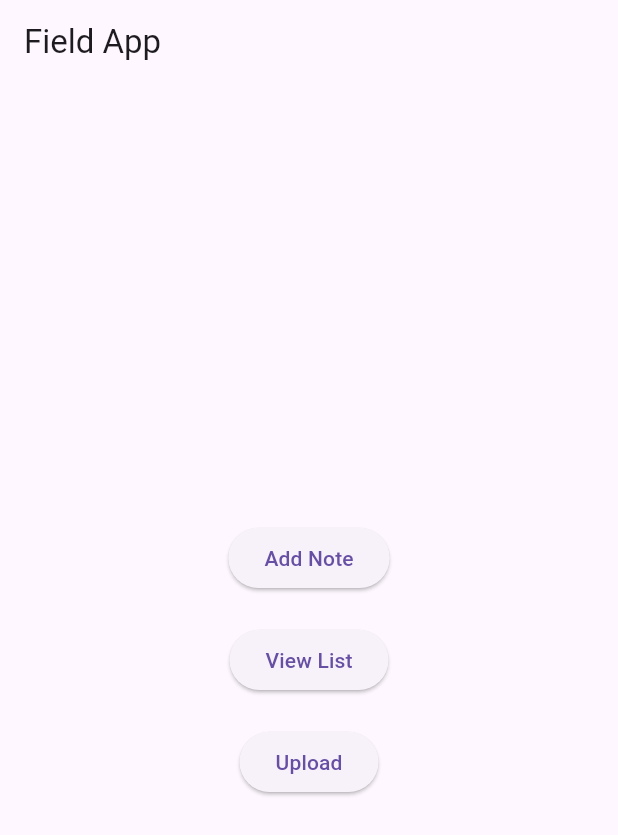
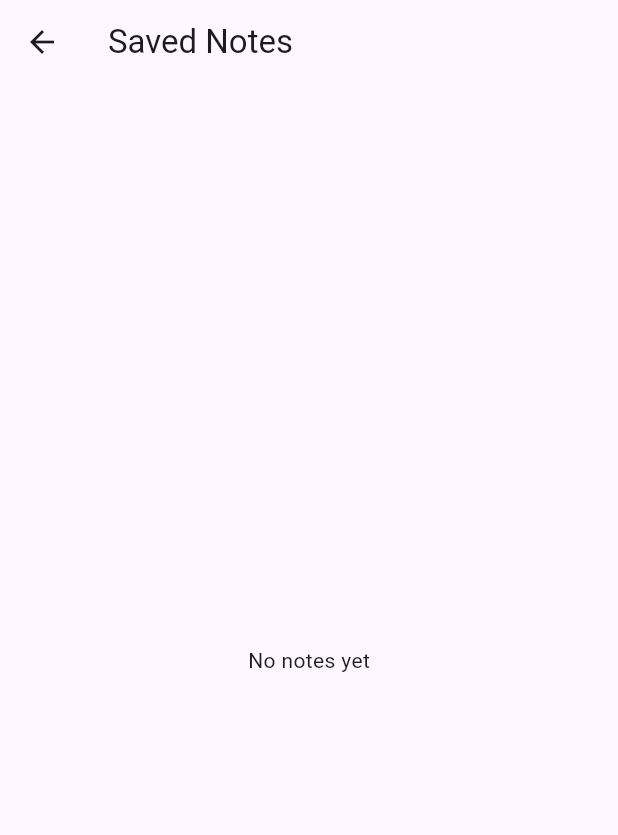
Before and after one commit to YourBoyMaleek96/Nav_App, a Flutter app: the screen it shows after launch, after a tap on "View List", on a phone screen of 412 x 824 dp. Shown: the top 835 px of the screen. Run offline on Flutter 3.47's test engine with Material 3 defaults, Android fonts, the phone set to English and light mode, and no system bars; our stand-ins replace get, image_picker, location, sqflite; accounts and stored records are empty.

Commit message:
added note list page

```diff
--- a/lib/main.dart
+++ b/lib/main.dart
@@ -1,6 +1,7 @@
 import 'package:flutter/material.dart';
 import 'package:get/get_navigation/get_navigation.dart';
 import 'note.dart';
+import 'view_list.dart';
 
 void main() => runApp(const MyApp());
 
@@ -38,28 +39,25 @@ class HomeScreen extends StatelessWidget {
               child: const Text('Add Note'),
             ),
             const SizedBox(height: 20),
-            MyButton(text: 'View List'),
+            ElevatedButton(
+              onPressed: () {
+                Navigator.push(
+                  context,
+                  MaterialPageRoute(builder: (_) => const ViewListScreen()),
+                );
+              },
+              child: const Text('View List'),
+            ),
             const SizedBox(height: 20),
-            MyButton(text: 'Upload'),
+            ElevatedButton(
+              onPressed: () {
+                print('Upload pressed!');
+              },
+              child: const Text('Upload'),
+            ),
           ],
         ),
       ),
     );
   }
 }
-
-class MyButton extends StatelessWidget {
-  const MyButton({super.key, required this.text});
-
-  final String text;
-
-  @override
-  Widget build(BuildContext context) {
-    return ElevatedButton(
-      onPressed: () {
-        print('$text pressed!');
-      },
-      child: Text(text),
-    );
-  }
-}
--- a/lib/models/note_model.dart
+++ b/lib/models/note_model.dart
@@ -20,10 +20,14 @@ class Note {
   }
 
   factory Note.fromMap(Map<String, dynamic> map) {
+    final pathsString = map['imagePaths'] as String;
+    final List<String> paths =
+    pathsString.isNotEmpty ? pathsString.split(',') : <String>[];
+
     return Note(
       id: map['id'] as int?,
       text: map['text'] as String,
-      imagePaths: (map['imagePaths'] as String).split(','),
+      imagePaths: paths,
       dateTime: DateTime.parse(map['dateTime'] as String),
       latitude: map['latitude'] as double?,
       longitude: map['longitude'] as double?,
--- /dev/null
+++ b/lib/view_list.dart
@@ -0,0 +1,79 @@
+import 'dart:io';
+import 'package:flutter/material.dart';
+import 'models/note_model.dart';
+import 'db/db_helper.dart';
+
+class ViewListScreen extends StatefulWidget {
+  const ViewListScreen({super.key});
+  @override
+  _ViewListScreenState createState() => _ViewListScreenState();
+}
+
+class _ViewListScreenState extends State<ViewListScreen> {
+  List<Note> _notes = [];
+  bool _loading = true;
+
+  @override
+  void initState() {
+    super.initState();
+    _loadNotes();
+  }
+
+  Future<void> _loadNotes() async {
+    final notes = await DBHelper().getNotes();
+    setState(() {
+      _notes = notes;
+      _loading = false;
+    });
+  }
+
+  Future<void> _deleteNote(int id, int index) async {
+    await DBHelper().deleteNote(id);
+    setState(() {
+      _notes.removeAt(index);
+    });
+    ScaffoldMessenger.of(context).showSnackBar(
+      const SnackBar(content: Text('Note deleted')),
+    );
+  }
+
+  @override
+  Widget build(BuildContext context) {
+    return Scaffold(
+      appBar: AppBar(title: const Text('Saved Notes')),
+      body: _loading
+          ? const Center(child: CircularProgressIndicator())
+          : _notes.isEmpty
+          ? const Center(child: Text('No notes yet'))
+          : ListView.builder(
+        itemCount: _notes.length,
+        itemBuilder: (context, index) {
+          final note = _notes[index];
+          return ListTile(
+            leading: note.imagePaths.isNotEmpty
+                ? Image.file(
+              File(note.imagePaths.first),
+              width: 50,
+              height: 50,
+              fit: BoxFit.cover,
+            )
+                : const Icon(Icons.note),
+            title: Text(
+              note.text.length > 30
+                  ? note.text.substring(0, 30) + '…'
+                  : note.text,
+            ),
+            subtitle: Text(
+              '${note.dateTime.toLocal()}\nLat: ${note.latitude?.toStringAsFixed(4)} Lng: ${note.longitude?.toStringAsFixed(4)}',
+            ),
+            isThreeLine: true,
+            trailing: IconButton(
+              icon: const Icon(Icons.delete),
+              onPressed: () => _deleteNote(note.id!, index),
+            ),
+          );
+        },
+      ),
+    );
+  }
+}
```
Also changed, not shown: lib/db/db_helper.dart (+13 -1 lines), lib/note.dart (+19 -3 lines).
